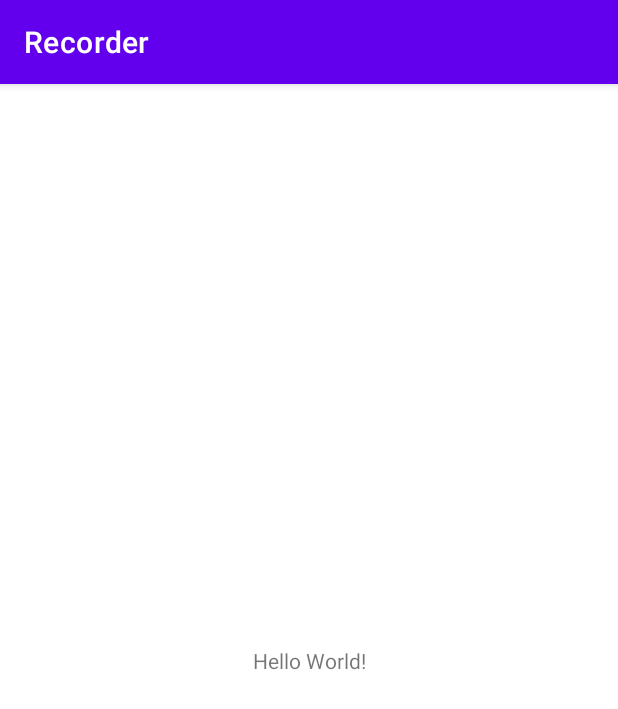
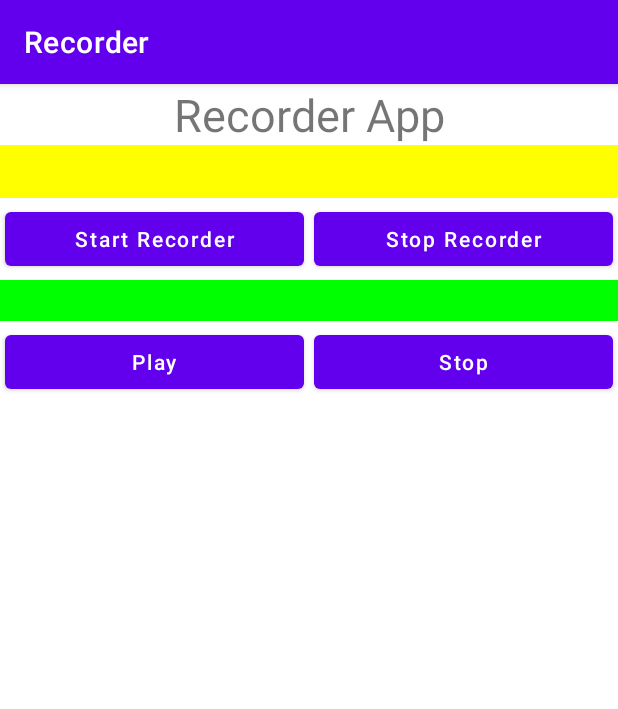
Before and after one commit to LinShuHung/Recorder, an Android app: the screen it shows after launch (MainActivity), on a phone screen of 412 x 824 dp. Shown: the top 709 px of the screen. Run offline under Robolectric (Android 15) with nearby library versions, the phone set to English and light mode, and no system bars.

Commit message:
Add layout

```diff
--- a/app/src/main/java/com/suhun/recorder/MainActivity.java
+++ b/app/src/main/java/com/suhun/recorder/MainActivity.java
@@ -3,6 +3,7 @@ package com.suhun.recorder;
 import androidx.appcompat.app.AppCompatActivity;
 
 import android.os.Bundle;
+import android.view.View;
 
 public class MainActivity extends AppCompatActivity {
 
@@ -11,4 +12,20 @@ public class MainActivity extends AppCompatActivity {
         super.onCreate(savedInstanceState);
         setContentView(R.layout.activity_main);
     }
+
+    public void startRecorderFun(View view){
+
+    }
+
+    public void stopRecorderFun(View view){
+
+    }
+
+    private void playFun(){
+
+    }
+
+    public void stopPlayFun(View view){
+
+    }
 }
--- a/app/src/main/res/layout/activity_main.xml
+++ b/app/src/main/res/layout/activity_main.xml
@@ -1,18 +1,81 @@
 <?xml version="1.0" encoding="utf-8"?>
-<androidx.constraintlayout.widget.ConstraintLayout xmlns:android="http://schemas.android.com/apk/res/android"
+<androidx.appcompat.widget.LinearLayoutCompat
+    xmlns:android="http://schemas.android.com/apk/res/android"
     xmlns:app="http://schemas.android.com/apk/res-auto"
     xmlns:tools="http://schemas.android.com/tools"
     android:layout_width="match_parent"
     android:layout_height="match_parent"
+    android:orientation="vertical"
     tools:context=".MainActivity">
 
     <TextView
-        android:layout_width="wrap_content"
+        android:layout_width="match_parent"
         android:layout_height="wrap_content"
-        android:text="Hello World!"
-        app:layout_constraintBottom_toBottomOf="parent"
-        app:layout_constraintEnd_toEndOf="parent"
-        app:layout_constraintStart_toStartOf="parent"
-        app:layout_constraintTop_toTopOf="parent" />
-
-</androidx.constraintlayout.widget.ConstraintLayout>
+        android:text="Recorder App"
+        android:textSize="30sp"
+        android:gravity="center_horizontal"
+        />
+    <TextView
+        android:id="@+id/lid_recordTime"
+        android:layout_width="match_parent"
+        android:layout_height="wrap_content"
+        android:textSize="26sp"
+        android:background="#ff0"
+        android:gravity="center_horizontal"
+        />
+    <LinearLayout
+        android:layout_width="match_parent"
+        android:layout_height="wrap_content"
+        android:orientation="horizontal"
+        >
+        <Button
+            android:layout_width="0dp"
+            android:layout_weight="1"
+            android:layout_height="wrap_content"
+            android:text="Start Recorder"
+            android:textAllCaps="false"
+            android:layout_margin="3dp"
+            android:onClick="startRecorderFun"
+            />
+        <Button
+            android:layout_width="0dp"
+            android:layout_weight="1"
+            android:layout_height="wrap_content"
+            android:text="Stop Recorder"
+            android:textAllCaps="false"
+            android:layout_margin="3dp"
+            android:onClick="stopRecorderFun"
+            />
+    </LinearLayout>
+    <TextView
+        android:id="@+id/lid_path"
+        android:layout_width="match_parent"
+        android:layout_height="wrap_content"
+        android:textSize="20sp"
+        android:background="#0f0"
+        />
+    <LinearLayout
+        android:layout_width="match_parent"
+        android:layout_height="wrap_content"
+        android:orientation="horizontal"
+        >
+        <Button
+            android:id="@+id/lid_playBtn"
+            android:layout_width="0dp"
+            android:layout_weight="1"
+            android:layout_height="wrap_content"
+            android:text="Play"
+            android:textAllCaps="false"
+            android:layout_margin="3dp"
+            />
+        <Button
+            android:layout_width="0dp"
+            android:layout_weight="1"
+            android:layout_height="wrap_content"
+            android:text="Stop"
+            android:textAllCaps="false"
+            android:layout_margin="3dp"
+            android:onClick="stopPlayFun"
+            />
+    </LinearLayout>
+</androidx.appcompat.widget.LinearLayoutCompat>
```
